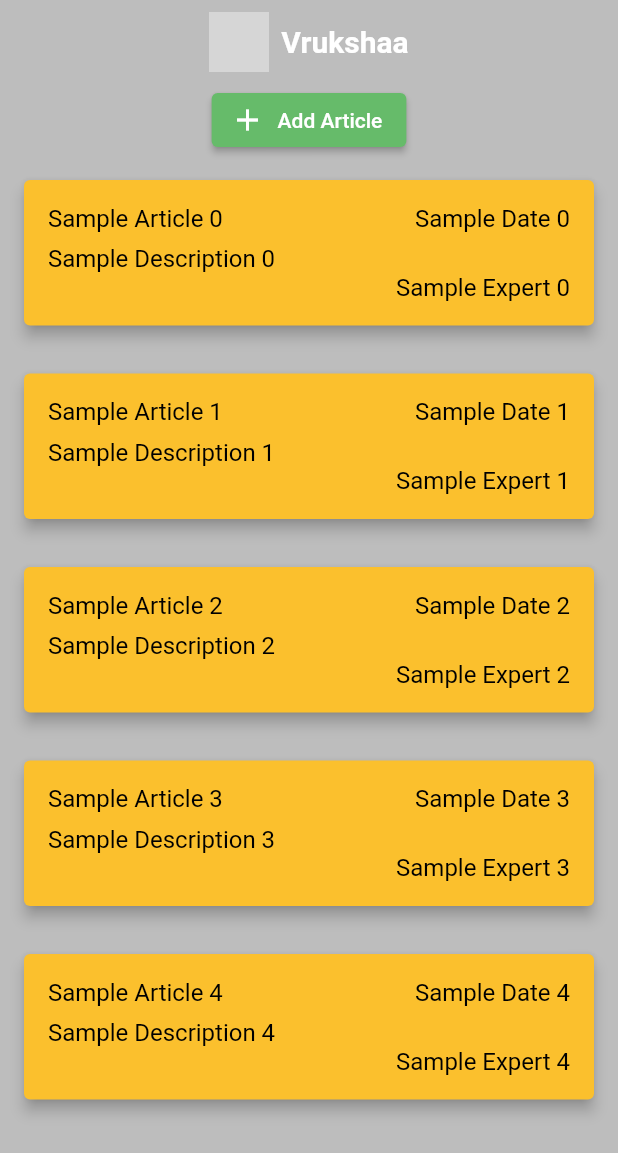
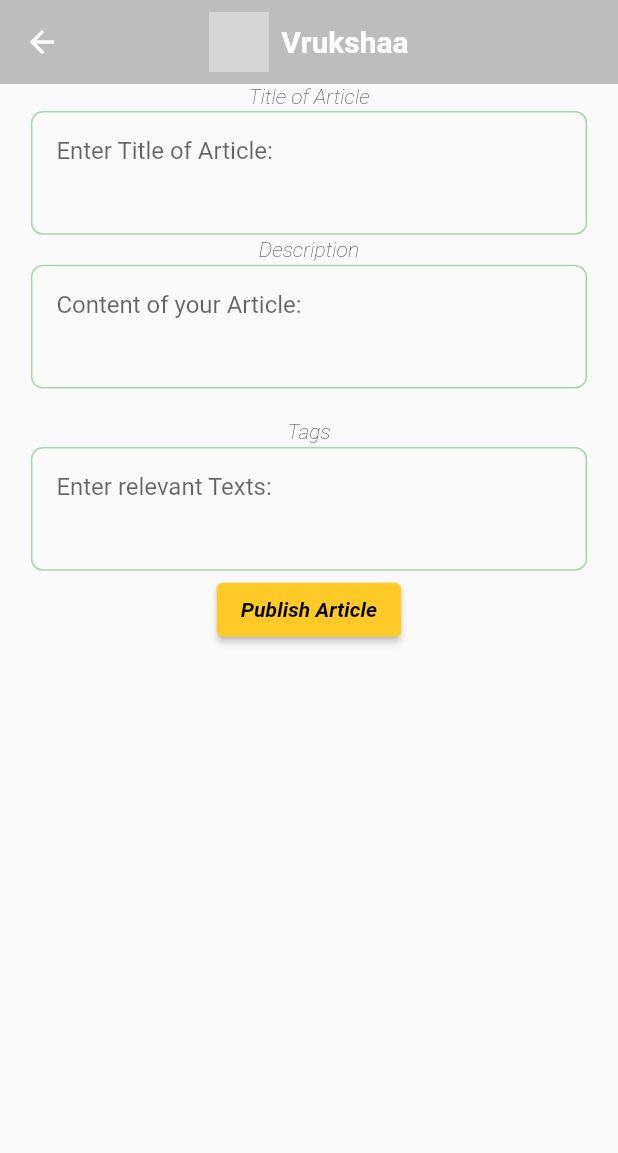
Before and after one commit to Blaster1111/Vruksha, a Flutter app: the ArticlePage screen opened directly, after a tap on "Add Article", on a phone screen of 412 x 824 dp. Shown: the top 1153 px of the screen. Run offline on Flutter 3.47's test engine with Material 2 defaults, Android fonts, the phone set to English and light mode, and no system bars; our stand-ins replace firebase_auth, firebase_core, font_awesome_flutter, google_sign_in, image_picker, permission_handler; accounts and stored records are empty; grey boxes are pictures that could not be loaded.

Commit message:
Article Finalise

```diff
--- a/lib/Activity/Article/NewArticle.dart
+++ b/lib/Activity/Article/NewArticle.dart
@@ -0,0 +1,154 @@
+import 'package:flutter/material.dart';
+import 'package:vruksha/Activity/Article/ArticleView.dart';
+
+class NewArticle extends StatelessWidget {
+  const NewArticle({super.key});
+
+  @override
+  Widget build(BuildContext context) {
+    return Scaffold(
+      appBar: AppBar(
+        elevation: 0.0,
+        backgroundColor: Colors.grey.shade400,
+        flexibleSpace: Center(
+          child: Row(
+            mainAxisAlignment: MainAxisAlignment.center,
+            children: [
+              Image.asset(
+                'assets/images/vruksha_icon.png',
+                width: 40,
+                height: 40,
+              ),
+              SizedBox(width: 8.0),
+              Text(
+                'Vrukshaa',
+                style: TextStyle(
+                  fontSize: 20.0,
+                  fontWeight: FontWeight.bold,
+                  color: Colors.white,
+                ),
+              ),
+            ],
+          ),
+        ),
+      ),
+      body: Container(
+        height: MediaQuery.of(context).size.height,
+        child: Center(
+          child: Column(children: [
+            Text(
+              'Title of Article',
+              style: TextStyle(
+                  fontStyle: FontStyle.italic,
+                  fontWeight: FontWeight.w200,
+                  color: Colors.black),
+            ),
+            SizedBox(
+              height: MediaQuery.of(context).size.height * 0.0025,
+            ),
+            Container(
+              decoration: BoxDecoration(
+                border: Border.all(color: Colors.green.shade200),
+                borderRadius: BorderRadius.circular(8.0),
+              ),
+              height: MediaQuery.of(context).size.height * 0.1,
+              width: MediaQuery.of(context).size.width * 0.9,
+              child: TextField(
+                decoration: InputDecoration(
+                  hintText: 'Enter Title of Article:',
+                  border: InputBorder.none,
+                  contentPadding: EdgeInsets.all(16.0),
+                ),
+                maxLines: null,
+              ),
+            ),
+            SizedBox(
+              height: MediaQuery.of(context).size.height * 0.0025,
+            ),
+            Text(
+              'Description',
+              style: TextStyle(
+                  fontStyle: FontStyle.italic,
+                  fontWeight: FontWeight.w200,
+                  color: Colors.black),
+            ),
+            SizedBox(
+              height: MediaQuery.of(context).size.height * 0.0025,
+            ),
+            Container(
+              decoration: BoxDecoration(
+                border: Border.all(color: Colors.green.shade200),
+                borderRadius: BorderRadius.circular(8.0),
+              ),
+              height: MediaQuery.of(context).size.height * 0.1,
+              width: MediaQuery.of(context).size.width * 0.9,
+              child: TextField(
+                decoration: InputDecoration(
+                  hintText: 'Content of your Article:',
+                  border: InputBorder.none,
+                  contentPadding: EdgeInsets.all(16.0),
+                ),
+                maxLines: null,
+              ),
+            ),
+            SizedBox(
+              height: MediaQuery.of(context).size.height * 0.0255,
+            ),
+            Text(
+              'Tags',
+              style: TextStyle(
+                  fontStyle: FontStyle.italic,
+                  fontWeight: FontWeight.w200,
+                  color: Colors.black),
+            ),
+            SizedBox(
+              height: MediaQuery.of(context).size.height * 0.0025,
+            ),
+            Container(
+              decoration: BoxDecoration(
+                border: Border.all(color: Colors.green.shade200),
+                borderRadius: BorderRadius.circular(8.0),
+              ),
+              height: MediaQuery.of(context).size.height * 0.1,
+              width: MediaQuery.of(context).size.width * 0.9,
+              child: TextField(
+                decoration: InputDecoration(
+                  hintText: 'Enter relevant Texts:',
+                  border: InputBorder.none,
+                  contentPadding: EdgeInsets.all(16.0),
+                ),
+                maxLines: null,
+              ),
+            ),
+            SizedBox(
+              height: MediaQuery.of(context).size.height * 0.0025,
+            ),
+            ElevatedButton(
+                onPressed: () {
+                  Navigator.pushReplacement(
+                      context,
+                      MaterialPageRoute(
+                          builder: (BuildContext context) => ArticleViewCard(
+                              articleTitle: 'Article Title',
+                              date: '11.11.11',
+                              tags: ['Rudra', 'Shukla'],
+                              articleContent: 'Hi my name is albama i am dumb',
+                              likes: 11,
+                              userName: 'Rudra')));
+                },
+                style: ElevatedButton.styleFrom(
+                    backgroundColor: Colors.amber.shade400),
+                child: Text(
+                  'Publish Article',
+                  style: TextStyle(
+                    color: Colors.black,
+                    fontStyle: FontStyle.italic,
+                    fontWeight: FontWeight.bold,
+                  ),
+                ))
+          ]),
+        ),
+      ),
+    );
+  }
+}
--- a/lib/Activity/Article/articles.dart
+++ b/lib/Activity/Article/articles.dart
@@ -1,5 +1,8 @@
 import 'package:flutter/material.dart';
+
+import 'package:vruksha/Activity/Article/NewArticle.dart';
 import 'package:vruksha/Cards/article_card.dart'; // Import your ArticleCard widget
+import 'package:vruksha/Activity/Article/ArticleView.dart'; // Import your ArticleViewCard widget
 
 class ArticlePage extends StatefulWidget {
   const ArticlePage({super.key});
@@ -42,6 +45,10 @@ class _ArticlePageState extends State<ArticlePage> {
         children: [
           ElevatedButton.icon(
             onPressed: () {
+              Navigator.push(
+                  context,
+                  MaterialPageRoute(
+                      builder: (BuildContext context) => NewArticle()));
               // Handle button tap (you can add functionality here)
             },
             style: ElevatedButton.styleFrom(
@@ -54,13 +61,30 @@ class _ArticlePageState extends State<ArticlePage> {
               itemCount:
                   5, // Replace with the number of articles you want to display
               itemBuilder: (BuildContext context, int index) {
-                return ArticleCard(
+                return GestureDetector(
+                  onTap: () {
+                    // Navigate to ArticleViewCard when tapped
+                    Navigator.push(
+                      context,
+                      MaterialPageRoute(
+                        builder: (BuildContext context) => ArticleViewCard(
+                            articleTitle: 'Vruksa',
+                            date: '11  ',
+                            tags: ['Date', 'No'],
+                            articleContent: 'articleConten',
+                            likes: 69,
+                            userName: 'Rudra'),
+                      ),
+                    );
+                  },
+                  child: ArticleCard(
                     // Pass article data to ArticleCard here
                     articleTitle: 'Sample Article $index',
                     articleDesc: 'Sample Description $index',
                     date: 'Sample Date $index',
                     expertName: 'Sample Expert $index',
                     // Add any other data you want to pass to ArticleCard
+                  ),
                 );
               },
             ),
--- a/lib/Cards/article_card.dart
+++ b/lib/Cards/article_card.dart
@@ -18,7 +18,7 @@ class ArticleCard extends StatelessWidget {
     return Card(
       elevation: 4,
       margin: EdgeInsets.all(16.0),
-      color: Colors.yellow.shade700,
+      color: Colors.amber.shade300,
       child: Padding(
         padding: EdgeInsets.all(16.0),
         child: Column(crossAxisAlignment: CrossAxisAlignment.start, children: [
```
Also changed, not shown: lib/Activity/Article/ArticleView.dart (added, +105 -0 lines). Lines whose indentation alone changed are shown as unchanged.
